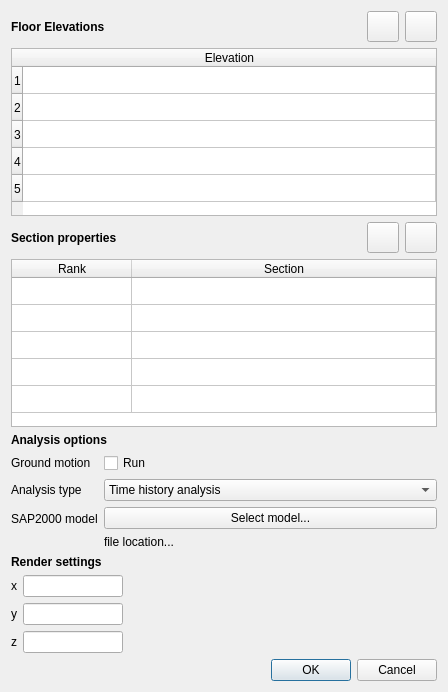
This is UI/autobuilder_projectsettings_v1.ui in UofT-Seismic-Design-Team/Autobuilder-3.0 as Qt 5 draws it before an edit. The edited form follows.
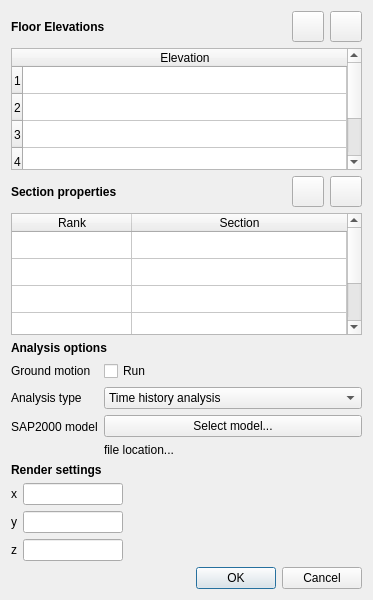
This is the edited form.

The edit to the form file:
```diff
--- a/UI/autobuilder_projectsettings_v1.ui
+++ b/UI/autobuilder_projectsettings_v1.ui
@@ -6,8 +6,8 @@
    <rect>
     <x>0</x>
     <y>0</y>
-    <width>448</width>
-    <height>692</height>
+    <width>373</width>
+    <height>600</height>
    </rect>
   </property>
   <property name="windowTitle">
```
